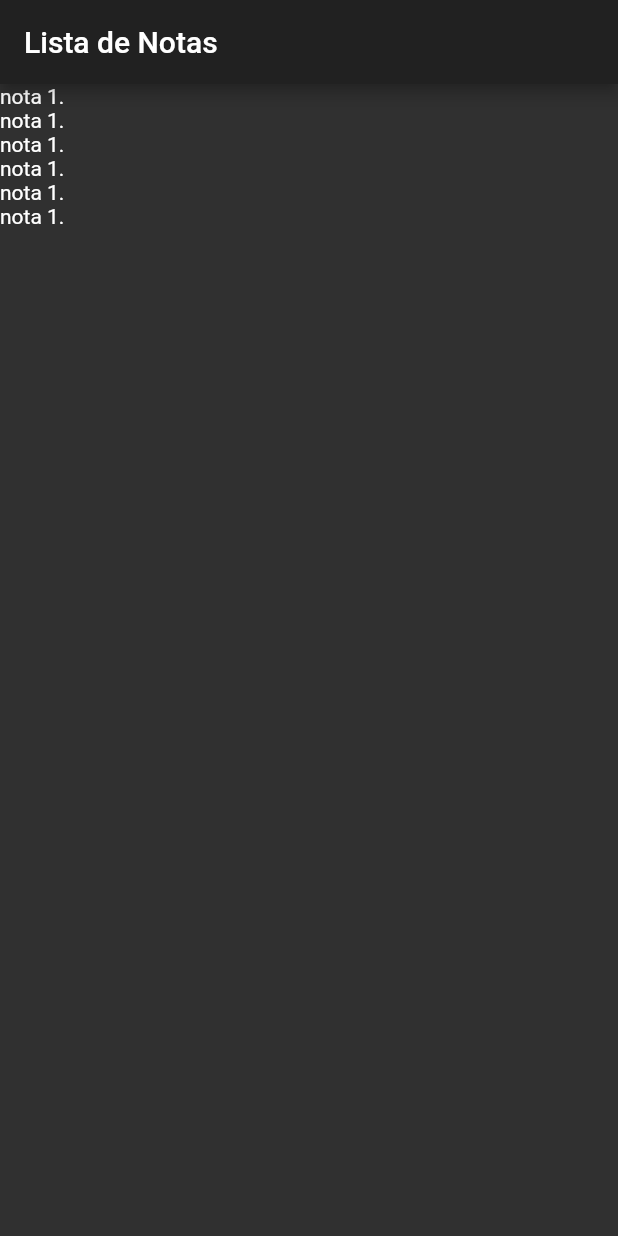
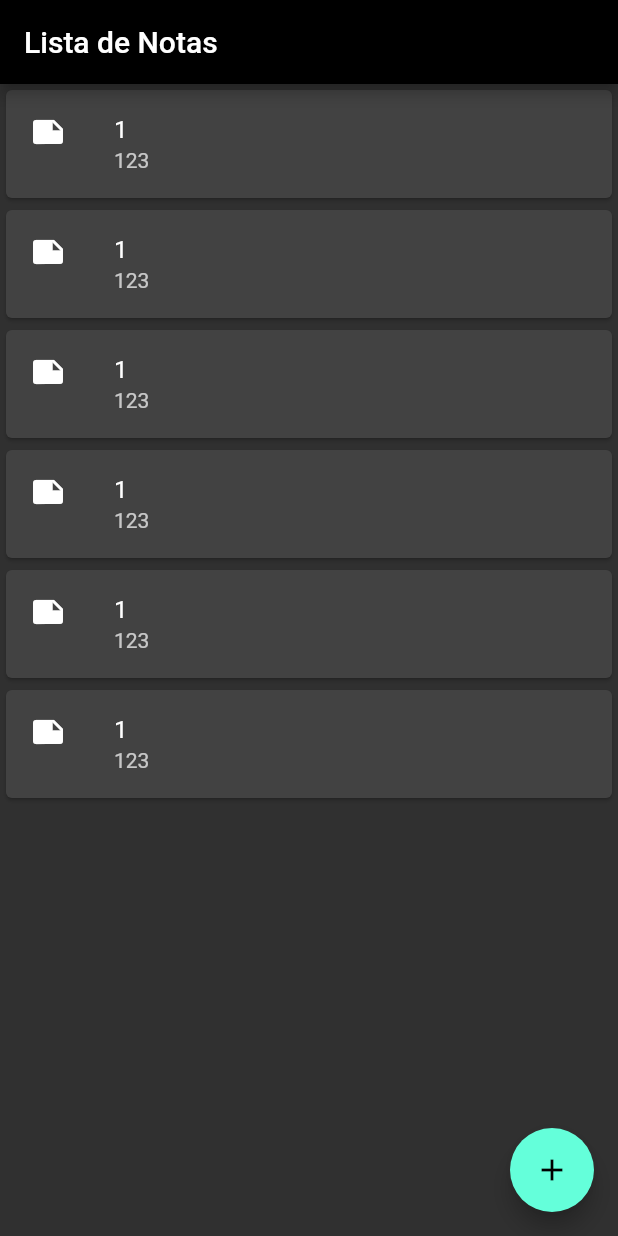
Before and after one commit to bezerrabruno/meu_primeiro_app, a Flutter app: the screen it shows after launch, on a phone screen of 412 x 824 dp. Run offline on Flutter 3.47's test engine with Material 2 defaults, Android fonts, the phone set to English and light mode, and no system bars.

Commit message:
Tela para adicionar notas criada

```diff
--- a/meu_primeiro_app/lib/screens/lista_notas.dart
+++ b/meu_primeiro_app/lib/screens/lista_notas.dart
@@ -1,6 +1,9 @@
 import 'package:flutter/material.dart';
 
+import 'criador_notas.dart';
+
 class ListaNotas extends StatefulWidget {
+  final List<Notas> _notas = List();
   @override
   State<StatefulWidget> createState() {
     return ListaNotasState();
@@ -14,20 +17,66 @@ class ListaNotasState extends State<ListaNotas> {
   }
 
   Widget tela() {
+    Notas nota1 = Notas('1', '123');
     return Scaffold(
       appBar: AppBar(
+        backgroundColor: Colors.black,
         title: Text('Lista de Notas'),
+      ),
+      floatingActionButton: FloatingActionButton(
+        child: Icon(Icons.add),
+        onPressed: () {
+          final Future<Notas> future =
+              Navigator.push(context, MaterialPageRoute(builder: (context) {
+            return CriadorNotas();
+          }));
+          future.then((notaRecebida) {
+            if (notaRecebida != null) {
+              setState(() => widget._notas.add(notaRecebida));
+            }
+          });
+        },
       ),
       body: ListView(
         children: [
-          Text('nota 1.'),
-          Text('nota 1.'),
-          Text('nota 1.'),
-          Text('nota 1.'),
-          Text('nota 1.'),
-          Text('nota 1.'),
+          ItemNota(nota1),
+          ItemNota(nota1),
+          ItemNota(nota1),
+          ItemNota(nota1),
+          ItemNota(nota1),
+          ItemNota(nota1),
         ],
       ),
     );
   }
 }
+
+class ItemNota extends StatelessWidget {
+  final Notas _nota;
+
+  ItemNota(this._nota);
+
+  @override
+  Widget build(BuildContext context) {
+    return Card(
+        child: ListTile(
+      leading: Icon(Icons.note),
+      title: Text(_nota.titulo),
+      subtitle: Text(_nota.descricao),
+    ));
+  }
+}
+
+class Notas {
+  final String titulo;
+  final String descricao;
+
+  static int numeroNotas = 0;
+
+  Notas(
+    this.titulo,
+    this.descricao,
+  ) {
+    numeroNotas++;
+  }
+}
```
Also changed, not shown: meu_primeiro_app/lib/screens/criador_notas.dart (added, +88 -0 lines), 1 other file.
